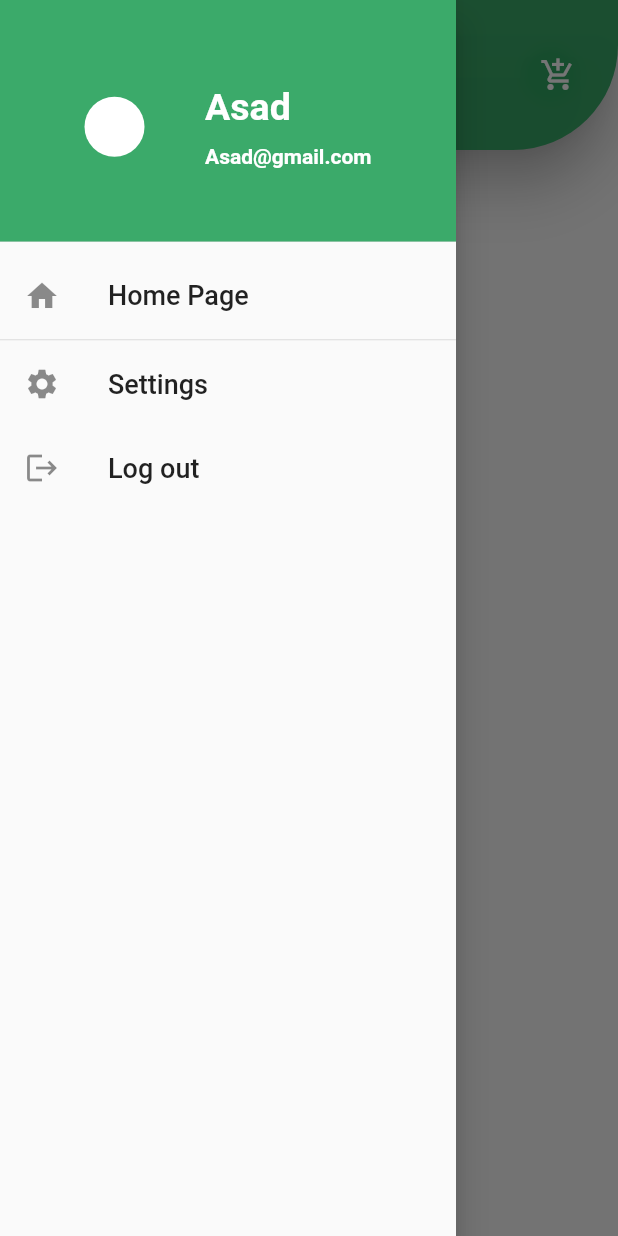
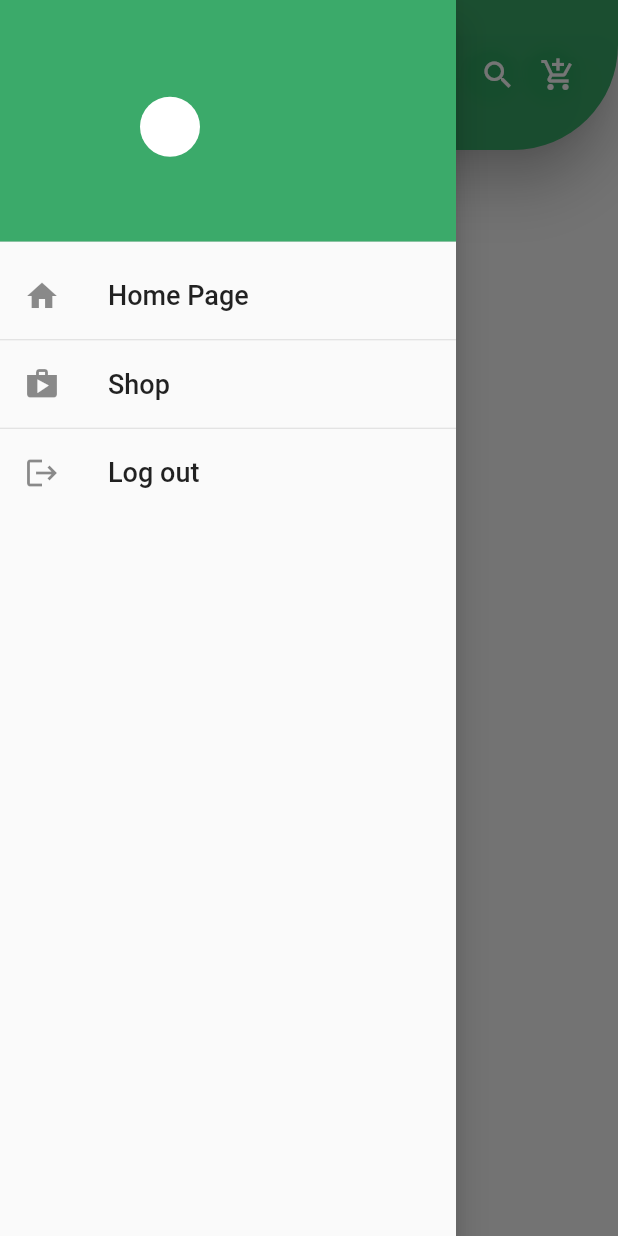
Before and after one commit to usamamalik3/Pharmacyapp, a Flutter app: the Homepage screen opened directly, with the side drawer open, on a phone screen of 412 x 824 dp. Run offline on Flutter 3.47's test engine with Material 2 defaults, Android fonts, the phone set to English and light mode, and no system bars; our stand-ins replace cloud_firestore, firebase_auth, firebase_core, firebase_storage, flutter_svg, fluttertoast and 2 more; missing offline and left inert: pay; accounts and stored records are empty.

Commit message:
search option

```diff
--- a/lib/Home.dart
+++ b/lib/Home.dart
@@ -1,12 +1,14 @@
 import 'package:cloud_firestore/cloud_firestore.dart';
 import 'package:firebase_auth/firebase_auth.dart';
+import 'package:flutter/cupertino.dart';
 import 'package:flutter/material.dart';
 import 'package:flutter_svg/svg.dart';
 import 'package:pharmacy/cart.dart';
 import 'package:pharmacy/login.dart';
+import 'package:pharmacy/categorydetail.dart';
 import 'package:pharmacy/shop.dart';
 
-import 'package:provider/provider.dart';
+
 
 import 'Detail.dart';
 
@@ -37,7 +39,7 @@ class _HomepageState extends State<Homepage> {
   }
 
   fetchproduct() async {
-    QuerySnapshot p = await firestoreInstance.collection("products").get();
+    QuerySnapshot p = await firestoreInstance.collection("products").where("ispopular", isEqualTo: true).get();
     setState(() {
       for (var document in p.docs) {
         _products.add(Product(
@@ -84,16 +86,10 @@ class _HomepageState extends State<Homepage> {
                     mainAxisAlignment: MainAxisAlignment.center,
                     crossAxisAlignment: CrossAxisAlignment.start,
                     children: <Widget>[
-                      Text(
-                        'Asad',
-                        style: TextStyle(
-                            fontWeight: FontWeight.bold,
-                            color: Colors.white,
-                            fontSize: 25.0),
-                      ),
+
                       SizedBox(height: 10.0),
                       Text(
-                        'Asad@gmail.com',
+                         FirebaseAuth.instance.currentUser!.email.toString(),
                         style: TextStyle(
                             fontWeight: FontWeight.bold,
                             color: Colors.white,
@@ -107,22 +103,26 @@ class _HomepageState extends State<Homepage> {
 
             //Here you place your menu items
             ListTile(
-              leading: Icon(Icons.home),
-              title: Text('Home Page', style: TextStyle(fontSize: 18)),
+              leading: const Icon(Icons.home),
+              title: const Text('Home Page', style: TextStyle(fontSize: 18)),
               onTap: () {
                 // Here you can give your route to navigate
                 Navigator.pushReplacement(context,
                     MaterialPageRoute(builder: (context) => Homepage()));
               },
             ),
-            Divider(height: 3.0),
+            const Divider(height: 3.0),
             ListTile(
-              leading: Icon(Icons.settings),
-              title: Text('Settings', style: TextStyle(fontSize: 18)),
+              leading: const Icon(Icons.shop),
+              title: const Text('Shop', style: TextStyle(fontSize: 18)),
               onTap: () {
                 // Here you can give your route to navigate
+                Navigator.pushReplacement(context,
+                    MaterialPageRoute(builder: (context) => Shop()));
               },
             ),
+            Divider(height: 3.0),
+
             ListTile(
               leading: Icon(Icons.logout),
               title: Text('Log out', style: TextStyle(fontSize: 18)),
@@ -147,6 +147,28 @@ class _HomepageState extends State<Homepage> {
         actions: [
           Row(
             children: [
+              Container(
+                height: 40,
+                width: 30,
+                alignment: Alignment.center,
+                decoration: BoxDecoration(boxShadow: [
+                  BoxShadow(blurRadius: 7, spreadRadius: 3, color: primarycolor)
+                ], shape: BoxShape.circle, color: primarycolor),
+
+                child:
+                IconButton(
+            onPressed: () {
+             showSearch(context: context, delegate: Search());
+            },
+            icon: const Icon(
+              Icons.search,
+              color: Colors.white,
+            ),
+          ),
+              ),
+              SizedBox(
+                width: 10,
+              ),
 
               Container(
                 height: 40,
@@ -221,7 +243,7 @@ class _HomepageState extends State<Homepage> {
 
 
                           Navigator.push(context,
-                          MaterialPageRoute(builder: (context) => ctgorysho(categoryname: cName)));
+                          MaterialPageRoute(builder: (context) => ctgshop(categoryname: cName)));
 
                       },
                       categoryName: streamSnapshort.data!.docs[index]
@@ -241,7 +263,7 @@ class _HomepageState extends State<Homepage> {
 
                 const Padding(
                   padding: EdgeInsets.only(left: 20, top: 10),
-                  child: Text('Popular',
+                  child: Text('Popular products',
                       style:
                           TextStyle(fontWeight: FontWeight.w700, fontSize: 22)),
                 ),
@@ -280,31 +302,27 @@ class _HomepageState extends State<Homepage> {
                                     children: [
                                         Row(
                                           children: [
-                                          Icon(
-                                            Icons.star,
-                                            color: primarycolor,
-                                            size: 20,
-                                          ),
-                                          SizedBox(width: 10),
+
+
                                             Text(
-                                            'top of the week',
-                                            style: TextStyle(fontSize: 16),
+                                              _products[index].pName,
+                                              style: const TextStyle(fontSize: 16),
                                             )
                                           ],
                                         ),
-                                      SizedBox(height: 15),
+                                       const  SizedBox(height: 15),
                                         SizedBox(
                                           width:
                                               MediaQuery.of(context).size.width /
                                                   2.2,
                                           child: Text(
-                                          _products[index].pName,
-                                          style: TextStyle(fontSize: 16),
+                                            _products[index].pCategory,
+                                            style: const TextStyle(fontSize: 16),
                                           ),
                                         ),
                                         Text(
-                                        _products[index].pCategory,
-                                        style: TextStyle(
+                                          "${_products[index].pPrice} \$",
+                                          style:const TextStyle(
                                               fontSize: 16, color: Colors.grey),
                                         ),
                                     ],
@@ -371,53 +389,9 @@ class _HomepageState extends State<Homepage> {
 
 
 
-  // Widget medCategoryCard(String? imagePath, String? name, int index) {
-  //   return GestureDetector(
-  //     onTap:() {
-
-  //     },
-  //     child: Container(
-  //               margin: EdgeInsets.only(right: 20, top: 20, bottom: 20),
-  //               padding: EdgeInsets.symmetric(vertical: 25, horizontal: 20),
-  //               decoration: BoxDecoration(
-  //                   borderRadius: BorderRadius.circular(20),
-  //                   color: primarycolor,
-  //                   boxShadow: [
-  //                     BoxShadow(
-  //                       color: Colors.grey,
-  //                       blurRadius: 15,
-  //                     )
-  //                   ]),
-  //               child: Column(
-  //                 mainAxisAlignment: MainAxisAlignment.spaceBetween,
-  //                 children: [
-  //                   Image.network(
-  //                      imagePath!,
-  //                       width: 40),
-                    // Text(name!,
-  //                       style: TextStyle(
-  //                         fontWeight: FontWeight.w800,
-  //                         fontSize: 16,
-  //                         color: Colors.white,
-  //                       )),
-  //                   RawMaterialButton(
-  //                       onPressed: null,
-  //                       fillColor: selectedFoodCard == index
-  //                           ? Colors.greenAccent
-  //                           : Colors.white,
-  //                       shape: CircleBorder(),
-  //                       child: Icon(Icons.chevron_right_rounded,
-  //                           size: 20,
-  //                           color: selectedFoodCard == index
-  //                               ? Colors.white
-  //                               : primarycolor))
-  //                 ],
-  //               ),
-  //             ),
-  //   );
 
 
-  // }
+
 }
 
 class Categories extends StatelessWidget {
@@ -466,3 +440,142 @@ class Categories extends StatelessWidget {
     );
   }
 }
+
+
+class Search extends SearchDelegate {
+
+  CollectionReference collectionReference = FirebaseFirestore.instance.collection("products");
+  @override
+  List<Widget>? buildActions(BuildContext context) {
+    // TODO: implement buildActions
+    return [
+      IconButton(
+        icon: const Icon(Icons.close),
+        onPressed: () {
+          query = "";
+        },
+      ),
+    ];
+  }
+
+  @override
+  Widget? buildLeading(BuildContext context) {
+    // TODO: implement buildLeading
+    return IconButton(
+      icon: const Icon(Icons.arrow_back),
+      onPressed: () {
+        close(context, null);
+      },
+    );
+  }
+
+  @override
+  Widget buildResults(BuildContext context) {
+  return StreamBuilder<QuerySnapshot>(
+        stream: (query != "")
+            ? FirebaseFirestore.instance.collection("products").snapshots()
+             : null,
+        builder: (context, AsyncSnapshot snapshot) {
+             if (snapshot.hasError) {
+               return const Text('Something went wrong');
+             }
+
+    if (snapshot.connectionState == ConnectionState.waiting) {
+      return Column(
+        children: const [
+          Center(
+              child: CupertinoActivityIndicator()
+          )
+        ],
+      );
+    }
+
+
+
+    List<Product> products = snapshot.data.docs.map<Product>((doc) => Product(
+
+     pCategory: doc["pCategory"], pDescription: doc["pDescription"],  pimageUrl: doc["pImage"], pName: doc["pName"], pPrice: doc["pPrice"], pID: doc.id,)).toList();
+    products = products.where((s) => s.pName.toLowerCase().contains(query.toLowerCase())).toList();
+    if(products.isEmpty){
+      return Column(
+        children: [
+         const  SizedBox(height: 100),
+          Center(
+            child: Text("No products available", style: TextStyle(fontSize: 20, color: primarycolor)),
+          )
+        ],
+      );
+
+    }
+
+
+    return
+        Column(
+          children: [
+            Expanded(
+              child: ListView.builder(
+                  padding: const EdgeInsets.symmetric(vertical: 15),
+                  scrollDirection: Axis.vertical,
+                  shrinkWrap: true,
+                  itemCount: products.length,
+                  itemBuilder: (context, index) {
+                    return GestureDetector(
+                      onTap: (){
+                         Navigator.push(
+                            context,
+                            MaterialPageRoute(
+                                builder: (context) =>
+                                    MedDetail(product: products[index])));
+                      },
+                      child: Card(
+                        shape: RoundedRectangleBorder(
+                        side: BorderSide(color: Colors.white70, width: 1),
+                        borderRadius: BorderRadius.circular(10),
+                      ),
+                        color: primarycolor,
+                            child: Padding(
+                              padding: const EdgeInsets.all(8.0),
+                              child: Row(
+                                children: <Widget>[
+
+                                  Image.network(
+                                 products[index].pimageUrl,
+                                    width: 150,
+                                    height: 100,
+                                    fit: BoxFit.fill,
+                                  ),
+                                  const SizedBox(
+                                    width: 25,
+                                  ),
+                                  Text(
+                                    products[index].pName,
+                                    style: const TextStyle(
+                                      color: Colors.white,
+                                      fontWeight: FontWeight.w700,
+                                      fontSize: 20,
+                                    ),
+                                  ),
+                                ],
+                              ),
+                            )
+                      ),
+                    );
+                  }
+              ),
+            ),
+          ],
+        );
+  },
+
+      );
+  }
+
+  @override
+  Widget buildSuggestions(BuildContext context) {
+   return  Center(child:  Text("Search anything here", style: TextStyle(
+    color: primarycolor,
+    fontSize: 22,
+   ),));
+  }
+
+}
```
Lines whose indentation alone changed are shown as unchanged.
